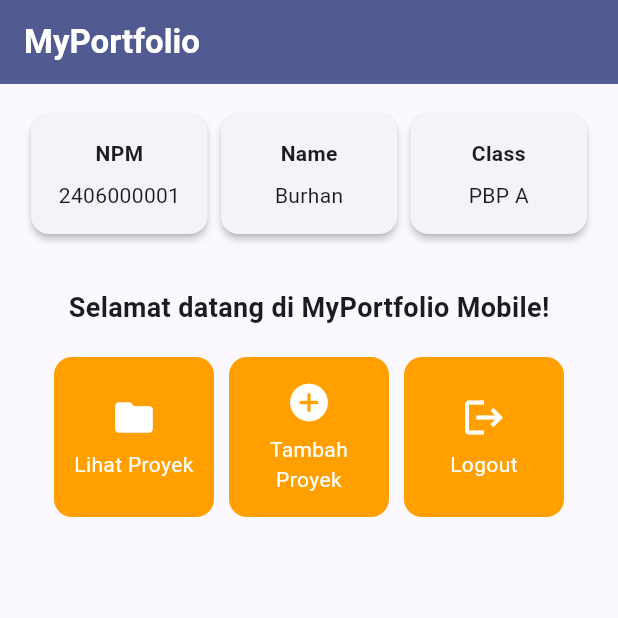
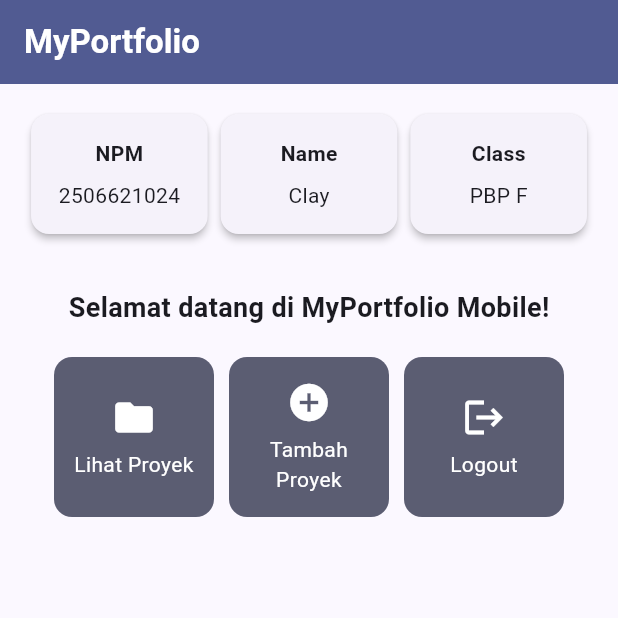
Before and after one commit to kingrdl17/myportofolio_mobile, a Flutter app: the screen it shows after launch, on a phone screen of 412 x 824 dp, the top half of it. Run offline on Flutter 3.47's test engine with Material 3 defaults, Android fonts, the phone set to English and light mode, and no system bars; drawn by our look-alikes of dynamic_color.

Commit message:
material you/3 colors

```diff
--- a/lib/main.dart
+++ b/lib/main.dart
@@ -1,3 +1,4 @@
+import 'package:dynamic_color/dynamic_color.dart';
 import 'package:flutter/material.dart';
 import 'package:myportofolio_mobile/menu.dart';
 
@@ -10,16 +11,28 @@ class MyApp extends StatelessWidget {
 
   @override
   Widget build(BuildContext context) {
+    return DynamicColorBuilder(
+      builder: (lightDynamic, darkDynamic) {
         return MaterialApp(
           title: 'MyPortfolio',
           theme: ThemeData(
-        colorScheme: ColorScheme.fromSeed(
+            colorScheme:
+                lightDynamic ?? ColorScheme.fromSeed(seedColor: Colors.indigo),
+            useMaterial3: true,
+          ),
+          darkTheme: ThemeData(
+            colorScheme:
+                darkDynamic ??
+                ColorScheme.fromSeed(
                   seedColor: Colors.indigo,
-          secondary: Colors.amber[700],
+                  brightness: Brightness.dark,
                 ),
             useMaterial3: true,
           ),
+          themeMode: ThemeMode.system,
           home: const MyHomePage(),
+        );
+      },
     );
   }
 }
--- a/lib/menu.dart
+++ b/lib/menu.dart
@@ -3,9 +3,9 @@ import 'package:flutter/material.dart';
 class MyHomePage extends StatelessWidget {
   const MyHomePage({super.key});
 
-  final String npm = '2406000001';
-  final String nama = 'Burhan';
-  final String kelas = 'PBP A';
+  final String npm = '2506621024';
+  final String nama = 'Clay';
+  final String kelas = 'PBP F';
   final List<ItemHomepage> items = const [
     ItemHomepage('Lihat Proyek', Icons.folder),
     ItemHomepage('Tambah Proyek', Icons.add_circle),
@@ -18,9 +18,10 @@ class MyHomePage extends StatelessWidget {
       appBar: AppBar(
         title: const Text(
           'MyPortfolio',
-          style: TextStyle(color: Colors.white, fontWeight: FontWeight.bold),
+          style: TextStyle(fontWeight: FontWeight.bold),
         ),
         backgroundColor: Theme.of(context).colorScheme.primary,
+        foregroundColor: Theme.of(context).colorScheme.onPrimary,
       ),
       body: Padding(
         padding: const EdgeInsets.all(16.0),
@@ -109,8 +110,10 @@ class ItemCard extends StatelessWidget {
 
   @override
   Widget build(BuildContext context) {
+    final colorScheme = Theme.of(context).colorScheme;
+
     return Material(
-      color: Theme.of(context).colorScheme.secondary,
+      color: colorScheme.secondary,
       borderRadius: BorderRadius.circular(12),
       child: InkWell(
         onTap: () {
@@ -128,12 +131,12 @@ class ItemCard extends StatelessWidget {
             child: Column(
               mainAxisAlignment: MainAxisAlignment.center,
               children: [
-                Icon(item.icon, color: Colors.white, size: 30.0),
+                Icon(item.icon, color: colorScheme.onSecondary, size: 30.0),
                 const Padding(padding: EdgeInsets.all(3)),
                 Text(
                   item.name,
                   textAlign: TextAlign.center,
-                  style: const TextStyle(color: Colors.white),
+                  style: TextStyle(color: colorScheme.onSecondary),
                 ),
               ],
             ),
--- a/pubspec.yaml
+++ b/pubspec.yaml
@@ -34,6 +34,7 @@ dependencies:
   # The following adds the Cupertino Icons font to your application.
   # Use with the CupertinoIcons class for iOS style icons.
   cupertino_icons: ^1.0.8
+  dynamic_color: ^1.8.1
 
 dev_dependencies:
   flutter_test:
```
Also changed, not shown: pubspec.lock, 5 other files. Lines whose indentation alone changed are shown as unchanged.
